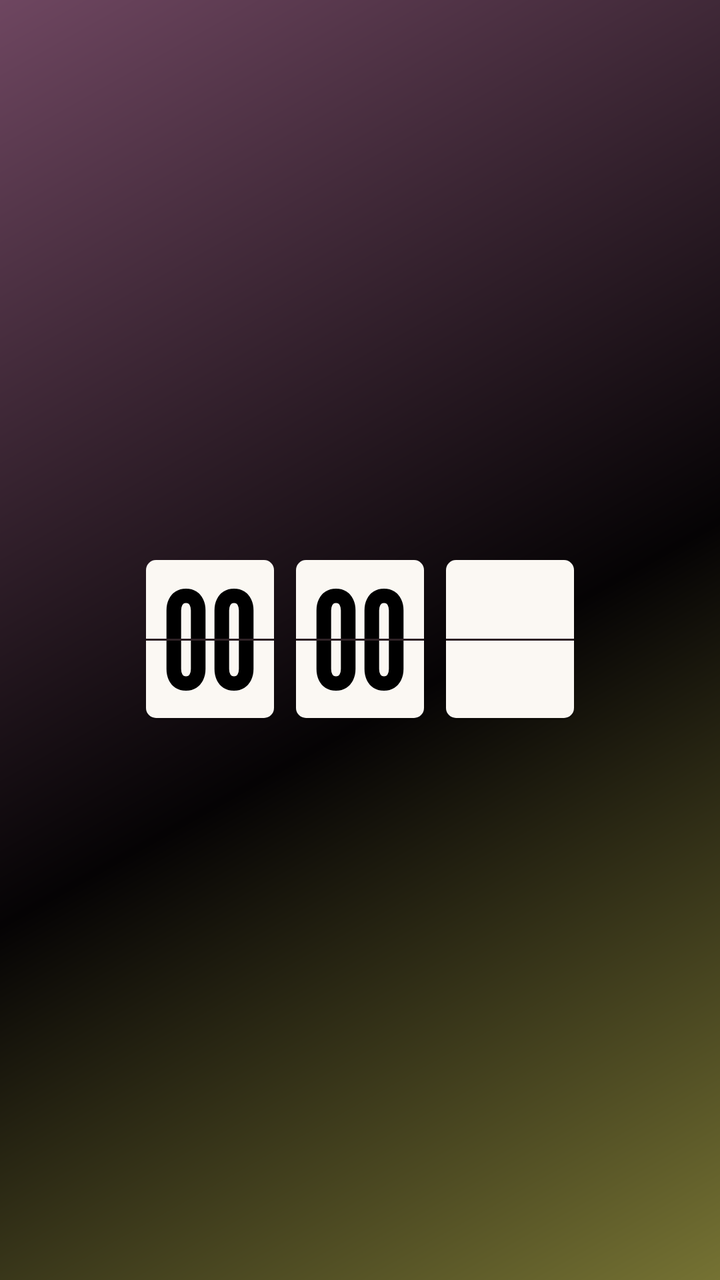
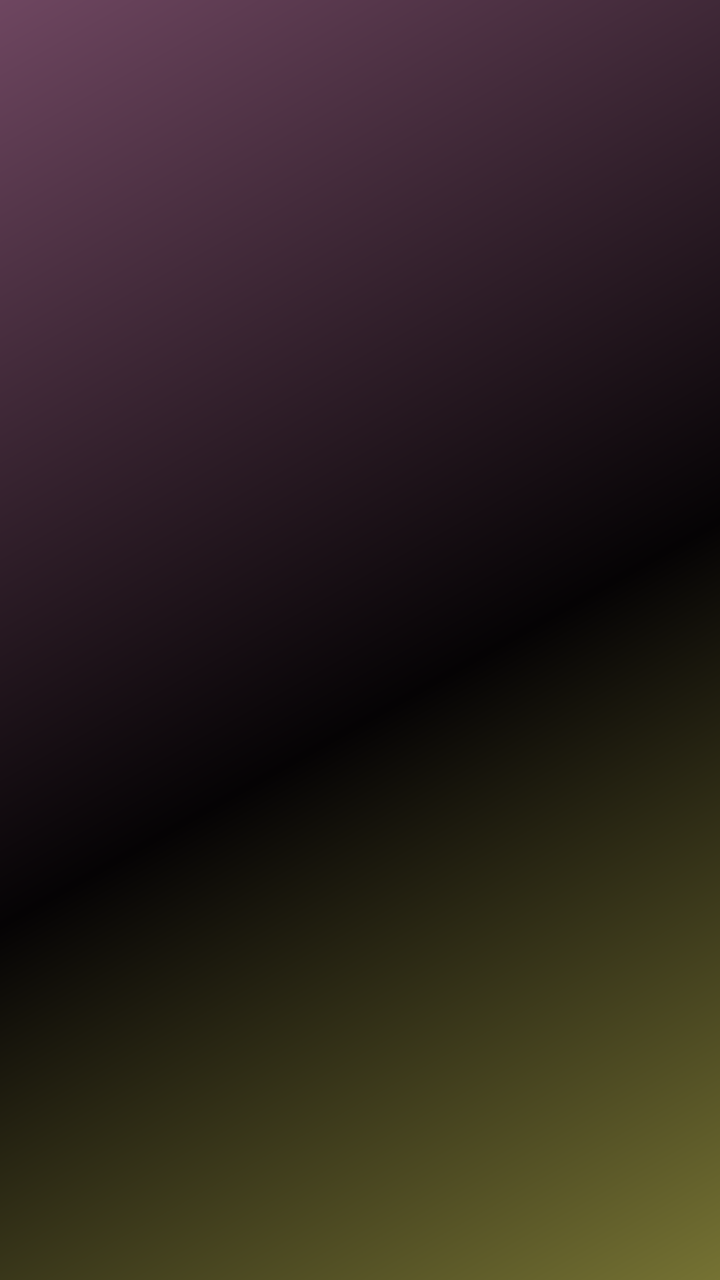

An Android layout rendered at two revisions. The XML below is the earlier revision; the diff shows what the commit changed to produce the second picture.
<!-- AndroidManifest.xml: fallback theme Theme.MaterialComponents.DayNight.NoActionBar -->
<!-- res/layout/widget_theme_flip.xml -->
<?xml version="1.0" encoding="utf-8"?>
<LinearLayout xmlns:android="http://schemas.android.com/apk/res/android"
    android:id="@+id/widget_root"
    android:layout_width="match_parent"
    android:layout_height="match_parent"
    android:background="@drawable/bg_flip"
    android:gravity="center"
    android:orientation="horizontal">

    <FrameLayout
        android:layout_width="64dp"
        android:layout_height="80dp"
        android:background="@drawable/flip_card">

        <LinearLayout
            android:layout_width="wrap_content"
            android:layout_height="wrap_content"
            android:layout_gravity="center"
            android:orientation="horizontal">

            <ImageView
                android:id="@+id/flip_h0"
                android:layout_width="wrap_content"
                android:layout_height="wrap_content"
                android:contentDescription="@null"
                android:src="@drawable/flip_digit" />

            <ImageView
                android:id="@+id/flip_h1"
                android:layout_width="wrap_content"
                android:layout_height="wrap_content"
                android:contentDescription="@null"
                android:src="@drawable/flip_digit" />
        </LinearLayout>

        <ImageView
            android:layout_width="match_parent"
            android:layout_height="1dp"
            android:layout_gravity="center_vertical"
            android:contentDescription="@null"
            android:scaleType="fitXY"
            android:src="@drawable/flip_seam" />
    </FrameLayout>

    <FrameLayout
        android:layout_width="64dp"
        android:layout_height="80dp"
        android:layout_marginStart="11dp"
        android:background="@drawable/flip_card">

        <LinearLayout
            android:layout_width="wrap_content"
            android:layout_height="wrap_content"
            android:layout_gravity="center"
            android:orientation="horizontal">

            <ImageView
                android:id="@+id/flip_m0"
                android:layout_width="wrap_content"
                android:layout_height="wrap_content"
                android:contentDescription="@null"
                android:src="@drawable/flip_digit" />

            <ImageView
                android:id="@+id/flip_m1"
                android:layout_width="wrap_content"
                android:layout_height="wrap_content"
                android:contentDescription="@null"
                android:src="@drawable/flip_digit" />
        </LinearLayout>

        <ImageView
            android:layout_width="match_parent"
            android:layout_height="1dp"
            android:layout_gravity="center_vertical"
            android:contentDescription="@null"
            android:scaleType="fitXY"
            android:src="@drawable/flip_seam" />
    </FrameLayout>

    <FrameLayout
        android:layout_width="64dp"
        android:layout_height="80dp"
        android:layout_marginStart="11dp"
        android:background="@drawable/flip_card">

        
        <ViewFlipper
            android:id="@+id/flip_seconds"
            android:layout_width="wrap_content"
            android:layout_height="wrap_content"
            android:layout_gravity="center"
            android:autoStart="true"
            android:flipInterval="1000" />

        <ImageView
            android:layout_width="match_parent"
            android:layout_height="1dp"
            android:layout_gravity="center_vertical"
            android:contentDescription="@null"
            android:scaleType="fitXY"
            android:src="@drawable/flip_seam" />
    </FrameLayout>

</LinearLayout>
<!-- resources referenced by this layout -->
<resources>
  <!-- drawable flip_card (drawable) -->
  <?xml version="1.0" encoding="utf-8"?>
  <layer-list xmlns:android="http://schemas.android.com/apk/res/android">
      <item android:top="1dp">
          <shape android:shape="rectangle">
              <corners android:radius="5dp" />
              <solid android:color="#40000000" />
          </shape>
      </item>
      <item android:bottom="1dp">
          <shape android:shape="rectangle">
              <corners android:radius="5dp" />
              <solid android:color="#FFFBF8F3" />
          </shape>
      </item>
  </layer-list>
  <!-- drawable flip_digit (drawable) -->
  <?xml version="1.0" encoding="utf-8"?>
  <level-list xmlns:android="http://schemas.android.com/apk/res/android">
      <item android:drawable="@drawable/flip_0" android:maxLevel="0" android:minLevel="0" />
      <item android:drawable="@drawable/flip_1" android:maxLevel="1" android:minLevel="1" />
      <item android:drawable="@drawable/flip_2" android:maxLevel="2" android:minLevel="2" />
      <item android:drawable="@drawable/flip_3" android:maxLevel="3" android:minLevel="3" />
      <item android:drawable="@drawable/flip_4" android:maxLevel="4" android:minLevel="4" />
      <item android:drawable="@drawable/flip_5" android:maxLevel="5" android:minLevel="5" />
      <item android:drawable="@drawable/flip_6" android:maxLevel="6" android:minLevel="6" />
      <item android:drawable="@drawable/flip_7" android:maxLevel="7" android:minLevel="7" />
      <item android:drawable="@drawable/flip_8" android:maxLevel="8" android:minLevel="8" />
      <item android:drawable="@drawable/flip_9" android:maxLevel="9" android:minLevel="9" />
  </level-list>
  <!-- drawable flip_seam (drawable) -->
  <?xml version="1.0" encoding="utf-8"?>
  <shape xmlns:android="http://schemas.android.com/apk/res/android"
      android:shape="rectangle">
      <solid android:color="#FF2D2125" />
  </shape>
  <!-- drawable flip_0 (drawable) -->
  <?xml version="1.0" encoding="utf-8"?>
  <vector xmlns:android="http://schemas.android.com/apk/res/android"
      android:width="24.1dp"
      android:height="51.1dp"
      android:viewportWidth="708"
      android:viewportHeight="1502">
      <path android:fillColor="#FF000000" android:pathData="M354 1502Q262 1502 197.5 1460Q133 1418 99.5 1345.5Q66 1273 66 1184V318Q66 228 100.5 156Q135 84 200 42Q265 0 354 0Q444 0 508.5 42.5Q573 85 607.5 157Q642 229 642 318V1184Q642 1273 607 1345.5Q572 1418 507.5 1460Q443 1502 354 1502ZM354 1292Q392 1292 409 1259.5Q426 1227 426 1184V318Q426 274 409 242Q392 210 354 210Q316 210 299 243.5Q282 277 282 318V1184Q282 1227 299 1259.5Q316 1292 354 1292Z" />
  </vector>
  <!-- drawable flip_1 (drawable) -->
  <?xml version="1.0" encoding="utf-8"?>
  <vector xmlns:android="http://schemas.android.com/apk/res/android"
      android:width="16.3dp"
      android:height="51.1dp"
      android:viewportWidth="480"
      android:viewportHeight="1502">
      <path android:fillColor="#FF000000" android:pathData="M184 1486V334H40V196Q116 181 176 135Q236 89 270 16H400V1486Z" />
  </vector>
  <!-- drawable flip_2 (drawable) -->
  <?xml version="1.0" encoding="utf-8"?>
  <vector xmlns:android="http://schemas.android.com/apk/res/android"
      android:width="24.7dp"
      android:height="51.1dp"
      android:viewportWidth="726"
      android:viewportHeight="1502">
      <path android:fillColor="#FF000000" android:pathData="M70 1486V1272Q139 1166 204 1049Q269 932 321.5 813.5Q374 695 405 584Q436 473 436 380Q436 314 423 257Q410 200 364 200Q318 200 305 256.5Q292 313 292 380V482H76V380Q76 292 91.5 221.5Q107 151 141 101.5Q175 52 230 26Q285 0 364 0Q443 0 498 26Q553 52 587 100Q621 148 636.5 215.5Q652 283 652 366Q652 465 622.5 579.5Q593 694 544.5 814.5Q496 935 436 1051.5Q376 1168 314 1272H656V1486Z" />
  </vector>
  <!-- drawable flip_3 (drawable) -->
  <?xml version="1.0" encoding="utf-8"?>
  <vector xmlns:android="http://schemas.android.com/apk/res/android"
      android:width="23.9dp"
      android:height="51.1dp"
      android:viewportWidth="704"
      android:viewportHeight="1502">
      <path android:fillColor="#FF000000" android:pathData="M354 1502Q286 1502 236.5 1480.5Q187 1459 154.5 1419.5Q122 1380 103 1325.5Q84 1271 76 1204Q68 1137 68 1062H280Q280 1126 284 1183.5Q288 1241 304 1276.5Q320 1312 354 1312Q388 1312 404.5 1284.5Q421 1257 426.5 1214.5Q432 1172 432 1126Q432 1006 415.5 942.5Q399 879 357.5 853Q316 827 240 822V642Q316 638 353 614Q390 590 402 534.5Q414 479 414 380Q414 331 410.5 287.5Q407 244 393 217Q379 190 346 190Q315 190 299 225.5Q283 261 277.5 318Q272 375 272 440H60Q60 344 73 263.5Q86 183 118 124Q150 65 205.5 32.5Q261 0 346 0Q414 0 466.5 25.5Q519 51 554.5 96Q590 141 608 200Q626 259 626 326Q626 426 612 506.5Q598 587 570.5 642.5Q543 698 500 726Q571 780 607.5 881Q644 982 644 1110Q644 1211 611.5 1300.5Q579 1390 515 1446Q451 1502 354 1502Z" />
  </vector>
  <!-- drawable flip_4 (drawable) -->
  <?xml version="1.0" encoding="utf-8"?>
  <vector xmlns:android="http://schemas.android.com/apk/res/android"
      android:width="23.9dp"
      android:height="51.1dp"
      android:viewportWidth="702"
      android:viewportHeight="1502">
      <path android:fillColor="#FF000000" android:pathData="M369 1486V1166H35V996L341 16H567V976H667V1166H567V1486ZM219 976H369V516V472H357L345 516Z" />
  </vector>
  <!-- drawable flip_5 (drawable) -->
  <?xml version="1.0" encoding="utf-8"?>
  <vector xmlns:android="http://schemas.android.com/apk/res/android"
      android:width="23.3dp"
      android:height="51.1dp"
      android:viewportWidth="684"
      android:viewportHeight="1502">
      <path android:fillColor="#FF000000" android:pathData="M342 1502Q256 1502 200.5 1471Q145 1440 114.5 1381.5Q84 1323 72 1241Q60 1159 60 1058H276V1116Q276 1198 286 1256Q296 1314 342 1314Q372 1314 386 1285.5Q400 1257 404 1212Q408 1167 408 1118V790Q408 743 396.5 712.5Q385 682 350 682Q316 682 296 714Q276 746 271 790H74V16H596V230H260V546Q279 523 309.5 504.5Q340 486 393 486Q468 486 519.5 522.5Q571 559 597.5 627Q624 695 624 790V1118Q624 1196 611.5 1265.5Q599 1335 568 1388Q537 1441 482 1471.5Q427 1502 342 1502Z" />
  </vector>
  <!-- drawable flip_6 (drawable) -->
  <?xml version="1.0" encoding="utf-8"?>
  <vector xmlns:android="http://schemas.android.com/apk/res/android"
      android:width="23.3dp"
      android:height="51.1dp"
      android:viewportWidth="684"
      android:viewportHeight="1502">
      <path android:fillColor="#FF000000" android:pathData="M342 1502Q249 1502 186 1461Q123 1420 91.5 1348Q60 1276 60 1184V358Q60 278 75.5 212.5Q91 147 124.5 99.5Q158 52 212 26Q266 0 342 0Q419 0 472.5 24.5Q526 49 559.5 95Q593 141 608.5 205Q624 269 624 348V420H408Q408 349 404 297Q400 245 386 216.5Q372 188 342 188Q312 188 298 212Q284 236 280 275Q276 314 276 358V584Q290 565 320.5 549.5Q351 534 394 534Q447 534 489.5 553Q532 572 562 608.5Q592 645 608 699Q624 753 624 824V1184Q624 1277 592 1348.5Q560 1420 497 1461Q434 1502 342 1502ZM342 1314Q377 1314 392.5 1279.5Q408 1245 408 1208V810Q408 774 393 743Q378 712 343 712Q309 712 292.5 742.5Q276 773 276 812V1208Q276 1245 290.5 1279.5Q305 1314 342 1314Z" />
  </vector>
  <!-- drawable flip_7 (drawable) -->
  <?xml version="1.0" encoding="utf-8"?>
  <vector xmlns:android="http://schemas.android.com/apk/res/android"
      android:width="20.9dp"
      android:height="51.1dp"
      android:viewportWidth="614"
      android:viewportHeight="1502">
      <path android:fillColor="#FF000000" android:pathData="M139 1486 359 230H35V16H579V232L363 1486Z" />
  </vector>
  <!-- drawable flip_8 (drawable) -->
  <?xml version="1.0" encoding="utf-8"?>
  <vector xmlns:android="http://schemas.android.com/apk/res/android"
      android:width="23.1dp"
      android:height="51.1dp"
      android:viewportWidth="680"
      android:viewportHeight="1502">
      <path android:fillColor="#FF000000" android:pathData="M340 1502Q246 1502 182 1463.5Q118 1425 85 1355Q52 1285 52 1192V930Q52 847 80.5 797Q109 747 164 710Q115 675 89.5 630.5Q64 586 64 510V276Q64 186 96 124.5Q128 63 189.5 31.5Q251 0 340 0Q432 0 493 31.5Q554 63 585 124.5Q616 186 616 276V510Q616 586 591 630.5Q566 675 516 710Q572 747 600 797Q628 847 628 930V1192Q628 1286 595 1356Q562 1426 498 1464Q434 1502 340 1502ZM340 1304Q369 1304 386.5 1289Q404 1274 408 1246Q413 1217 415.5 1167Q418 1117 418 1066Q418 1019 415.5 970Q413 921 408 890Q402 858 385.5 842Q369 826 340 826Q312 826 295.5 842Q279 858 274 890Q269 918 266 968.5Q263 1019 263 1067Q263 1116 265.5 1166.5Q268 1217 272 1246Q276 1274 297 1289Q318 1304 340 1304ZM340 614Q361 614 374.5 600.5Q388 587 394 560Q399 534 401.5 492Q404 450 404 392Q404 341 401.5 303Q399 265 394 240Q388 214 374.5 202Q361 190 340 190Q322 190 310 200.5Q298 211 292 234Q285 258 281 307.5Q277 357 277 410Q277 455 280 495.5Q283 536 288 560Q293 587 306 600.5Q319 614 340 614Z" />
  </vector>
  <!-- drawable flip_9 (drawable) -->
  <?xml version="1.0" encoding="utf-8"?>
  <vector xmlns:android="http://schemas.android.com/apk/res/android"
      android:width="23.3dp"
      android:height="51.1dp"
      android:viewportWidth="684"
      android:viewportHeight="1502">
      <path android:fillColor="#FF000000" android:pathData="M342 0Q436 0 498.5 41Q561 82 592.5 153.5Q624 225 624 318V1144Q624 1224 608.5 1289.5Q593 1355 559.5 1402.5Q526 1450 472 1476Q418 1502 342 1502Q266 1502 212 1477.5Q158 1453 124.5 1407Q91 1361 75.5 1297Q60 1233 60 1154V1082H276Q276 1152 280 1204.5Q284 1257 298 1285.5Q312 1314 342 1314Q372 1314 386 1290Q400 1266 404 1227Q408 1188 408 1144V918Q394 937 364 952.5Q334 968 290 968Q237 968 194.5 949Q152 930 122 893.5Q92 857 76 802.5Q60 748 60 678V318Q60 225 92 153Q124 81 187 40.5Q250 0 342 0ZM342 188Q308 188 292 222Q276 256 276 294V692Q276 728 291.5 759Q307 790 341 790Q376 790 392 759.5Q408 729 408 690V294Q408 256 394 222Q380 188 342 188Z" />
  </vector>
  <!-- unchanged entries left out for length: 1 -->
</resources>

<!-- the commit's change to res/layout/widget_theme_flip.xml (unified diff, before → after) -->
@@ -7,99 +7,27 @@
     android:gravity="center"
     android:orientation="horizontal">
 
-    <FrameLayout
+    <ImageView
+        android:id="@+id/flip_h"
         android:layout_width="64dp"
         android:layout_height="80dp"
-        android:background="@drawable/flip_card">
+        android:contentDescription="@null"
+        android:scaleType="fitXY" />
 
-        <LinearLayout
-            android:layout_width="wrap_content"
-            android:layout_height="wrap_content"
-            android:layout_gravity="center"
-            android:orientation="horizontal">
-
-            <ImageView
-                android:id="@+id/flip_h0"
-                android:layout_width="wrap_content"
-                android:layout_height="wrap_content"
-                android:contentDescription="@null"
-                android:src="@drawable/flip_digit" />
-
-            <ImageView
-                android:id="@+id/flip_h1"
-                android:layout_width="wrap_content"
-                android:layout_height="wrap_content"
-                android:contentDescription="@null"
-                android:src="@drawable/flip_digit" />
-        </LinearLayout>
-
-        <ImageView
-            android:layout_width="match_parent"
-            android:layout_height="1dp"
-            android:layout_gravity="center_vertical"
-            android:contentDescription="@null"
-            android:scaleType="fitXY"
-            android:src="@drawable/flip_seam" />
-    </FrameLayout>
-
-    <FrameLayout
+    <ImageView
+        android:id="@+id/flip_m"
         android:layout_width="64dp"
         android:layout_height="80dp"
         android:layout_marginStart="11dp"
-        android:background="@drawable/flip_card">
+        android:contentDescription="@null"
+        android:scaleType="fitXY" />
 
-        <LinearLayout
-            android:layout_width="wrap_content"
-            android:layout_height="wrap_content"
-            android:layout_gravity="center"
-            android:orientation="horizontal">
-
-            <ImageView
-                android:id="@+id/flip_m0"
-                android:layout_width="wrap_content"
-                android:layout_height="wrap_content"
-                android:contentDescription="@null"
-                android:src="@drawable/flip_digit" />
-
-            <ImageView
-                android:id="@+id/flip_m1"
-                android:layout_width="wrap_content"
-                android:layout_height="wrap_content"
-                android:contentDescription="@null"
-                android:src="@drawable/flip_digit" />
-        </LinearLayout>
-
-        <ImageView
-            android:layout_width="match_parent"
-            android:layout_height="1dp"
-            android:layout_gravity="center_vertical"
-            android:contentDescription="@null"
-            android:scaleType="fitXY"
-            android:src="@drawable/flip_seam" />
-    </FrameLayout>
-
-    <FrameLayout
+    <ImageView
+        android:id="@+id/flip_s"
         android:layout_width="64dp"
         android:layout_height="80dp"
         android:layout_marginStart="11dp"
-        android:background="@drawable/flip_card">
-
-        
-        <ViewFlipper
-            android:id="@+id/flip_seconds"
-            android:layout_width="wrap_content"
-            android:layout_height="wrap_content"
-            android:layout_gravity="center"
-            android:autoStart="true"
-            android:flipInterval="1000" />
-
-        <ImageView
-            android:layout_width="match_parent"
-            android:layout_height="1dp"
-            android:layout_gravity="center_vertical"
-            android:contentDescription="@null"
-            android:scaleType="fitXY"
-            android:src="@drawable/flip_seam" />
-    </FrameLayout>
+        android:contentDescription="@null"
+        android:scaleType="fitXY" />
 
 </LinearLayout>
<!-- resource entries referenced after the edit -->
@@ -1,131 +1,5 @@
 <!-- resources referenced by this layout -->
 <resources>
-  <!-- drawable flip_card (drawable) -->
-  <?xml version="1.0" encoding="utf-8"?>
-  <layer-list xmlns:android="http://schemas.android.com/apk/res/android">
-      <item android:top="1dp">
-          <shape android:shape="rectangle">
-              <corners android:radius="5dp" />
-              <solid android:color="#40000000" />
-          </shape>
-      </item>
-      <item android:bottom="1dp">
-          <shape android:shape="rectangle">
-              <corners android:radius="5dp" />
-              <solid android:color="#FFFBF8F3" />
-          </shape>
-      </item>
-  </layer-list>
-  <!-- drawable flip_digit (drawable) -->
-  <?xml version="1.0" encoding="utf-8"?>
-  <level-list xmlns:android="http://schemas.android.com/apk/res/android">
-      <item android:drawable="@drawable/flip_0" android:maxLevel="0" android:minLevel="0" />
-      <item android:drawable="@drawable/flip_1" android:maxLevel="1" android:minLevel="1" />
-      <item android:drawable="@drawable/flip_2" android:maxLevel="2" android:minLevel="2" />
-      <item android:drawable="@drawable/flip_3" android:maxLevel="3" android:minLevel="3" />
-      <item android:drawable="@drawable/flip_4" android:maxLevel="4" android:minLevel="4" />
-      <item android:drawable="@drawable/flip_5" android:maxLevel="5" android:minLevel="5" />
-      <item android:drawable="@drawable/flip_6" android:maxLevel="6" android:minLevel="6" />
-      <item android:drawable="@drawable/flip_7" android:maxLevel="7" android:minLevel="7" />
-      <item android:drawable="@drawable/flip_8" android:maxLevel="8" android:minLevel="8" />
-      <item android:drawable="@drawable/flip_9" android:maxLevel="9" android:minLevel="9" />
-  </level-list>
-  <!-- drawable flip_seam (drawable) -->
-  <?xml version="1.0" encoding="utf-8"?>
-  <shape xmlns:android="http://schemas.android.com/apk/res/android"
-      android:shape="rectangle">
-      <solid android:color="#FF2D2125" />
-  </shape>
-  <!-- drawable flip_0 (drawable) -->
-  <?xml version="1.0" encoding="utf-8"?>
-  <vector xmlns:android="http://schemas.android.com/apk/res/android"
-      android:width="24.1dp"
-      android:height="51.1dp"
-      android:viewportWidth="708"
-      android:viewportHeight="1502">
-      <path android:fillColor="#FF000000" android:pathData="M354 1502Q262 1502 197.5 1460Q133 1418 99.5 1345.5Q66 1273 66 1184V318Q66 228 100.5 156Q135 84 200 42Q265 0 354 0Q444 0 508.5 42.5Q573 85 607.5 157Q642 229 642 318V1184Q642 1273 607 1345.5Q572 1418 507.5 1460Q443 1502 354 1502ZM354 1292Q392 1292 409 1259.5Q426 1227 426 1184V318Q426 274 409 242Q392 210 354 210Q316 210 299 243.5Q282 277 282 318V1184Q282 1227 299 1259.5Q316 1292 354 1292Z" />
-  </vector>
-  <!-- drawable flip_1 (drawable) -->
-  <?xml version="1.0" encoding="utf-8"?>
-  <vector xmlns:android="http://schemas.android.com/apk/res/android"
-      android:width="16.3dp"
-      android:height="51.1dp"
-      android:viewportWidth="480"
-      android:viewportHeight="1502">
-      <path android:fillColor="#FF000000" android:pathData="M184 1486V334H40V196Q116 181 176 135Q236 89 270 16H400V1486Z" />
-  </vector>
-  <!-- drawable flip_2 (drawable) -->
-  <?xml version="1.0" encoding="utf-8"?>
-  <vector xmlns:android="http://schemas.android.com/apk/res/android"
-      android:width="24.7dp"
-      android:height="51.1dp"
-      android:viewportWidth="726"
-      android:viewportHeight="1502">
-      <path android:fillColor="#FF000000" android:pathData="M70 1486V1272Q139 1166 204 1049Q269 932 321.5 813.5Q374 695 405 584Q436 473 436 380Q436 314 423 257Q410 200 364 200Q318 200 305 256.5Q292 313 292 380V482H76V380Q76 292 91.5 221.5Q107 151 141 101.5Q175 52 230 26Q285 0 364 0Q443 0 498 26Q553 52 587 100Q621 148 636.5 215.5Q652 283 652 366Q652 465 622.5 579.5Q593 694 544.5 814.5Q496 935 436 1051.5Q376 1168 314 1272H656V1486Z" />
-  </vector>
-  <!-- drawable flip_3 (drawable) -->
-  <?xml version="1.0" encoding="utf-8"?>
-  <vector xmlns:android="http://schemas.android.com/apk/res/android"
-      android:width="23.9dp"
-      android:height="51.1dp"
-      android:viewportWidth="704"
-      android:viewportHeight="1502">
-      <path android:fillColor="#FF000000" android:pathData="M354 1502Q286 1502 236.5 1480.5Q187 1459 154.5 1419.5Q122 1380 103 1325.5Q84 1271 76 1204Q68 1137 68 1062H280Q280 1126 284 1183.5Q288 1241 304 1276.5Q320 1312 354 1312Q388 1312 404.5 1284.5Q421 1257 426.5 1214.5Q432 1172 432 1126Q432 1006 415.5 942.5Q399 879 357.5 853Q316 827 240 822V642Q316 638 353 614Q390 590 402 534.5Q414 479 414 380Q414 331 410.5 287.5Q407 244 393 217Q379 190 346 190Q315 190 299 225.5Q283 261 277.5 318Q272 375 272 440H60Q60 344 73 263.5Q86 183 118 124Q150 65 205.5 32.5Q261 0 346 0Q414 0 466.5 25.5Q519 51 554.5 96Q590 141 608 200Q626 259 626 326Q626 426 612 506.5Q598 587 570.5 642.5Q543 698 500 726Q571 780 607.5 881Q644 982 644 1110Q644 1211 611.5 1300.5Q579 1390 515 1446Q451 1502 354 1502Z" />
-  </vector>
-  <!-- drawable flip_4 (drawable) -->
-  <?xml version="1.0" encoding="utf-8"?>
-  <vector xmlns:android="http://schemas.android.com/apk/res/android"
-      android:width="23.9dp"
-      android:height="51.1dp"
-      android:viewportWidth="702"
-      android:viewportHeight="1502">
-      <path android:fillColor="#FF000000" android:pathData="M369 1486V1166H35V996L341 16H567V976H667V1166H567V1486ZM219 976H369V516V472H357L345 516Z" />
-  </vector>
-  <!-- drawable flip_5 (drawable) -->
-  <?xml version="1.0" encoding="utf-8"?>
-  <vector xmlns:android="http://schemas.android.com/apk/res/android"
-      android:width="23.3dp"
-      android:height="51.1dp"
-      android:viewportWidth="684"
-      android:viewportHeight="1502">
-      <path android:fillColor="#FF000000" android:pathData="M342 1502Q256 1502 200.5 1471Q145 1440 114.5 1381.5Q84 1323 72 1241Q60 1159 60 1058H276V1116Q276 1198 286 1256Q296 1314 342 1314Q372 1314 386 1285.5Q400 1257 404 1212Q408 1167 408 1118V790Q408 743 396.5 712.5Q385 682 350 682Q316 682 296 714Q276 746 271 790H74V16H596V230H260V546Q279 523 309.5 504.5Q340 486 393 486Q468 486 519.5 522.5Q571 559 597.5 627Q624 695 624 790V1118Q624 1196 611.5 1265.5Q599 1335 568 1388Q537 1441 482 1471.5Q427 1502 342 1502Z" />
-  </vector>
-  <!-- drawable flip_6 (drawable) -->
-  <?xml version="1.0" encoding="utf-8"?>
-  <vector xmlns:android="http://schemas.android.com/apk/res/android"
-      android:width="23.3dp"
-      android:height="51.1dp"
-      android:viewportWidth="684"
-      android:viewportHeight="1502">
-      <path android:fillColor="#FF000000" android:pathData="M342 1502Q249 1502 186 1461Q123 1420 91.5 1348Q60 1276 60 1184V358Q60 278 75.5 212.5Q91 147 124.5 99.5Q158 52 212 26Q266 0 342 0Q419 0 472.5 24.5Q526 49 559.5 95Q593 141 608.5 205Q624 269 624 348V420H408Q408 349 404 297Q400 245 386 216.5Q372 188 342 188Q312 188 298 212Q284 236 280 275Q276 314 276 358V584Q290 565 320.5 549.5Q351 534 394 534Q447 534 489.5 553Q532 572 562 608.5Q592 645 608 699Q624 753 624 824V1184Q624 1277 592 1348.5Q560 1420 497 1461Q434 1502 342 1502ZM342 1314Q377 1314 392.5 1279.5Q408 1245 408 1208V810Q408 774 393 743Q378 712 343 712Q309 712 292.5 742.5Q276 773 276 812V1208Q276 1245 290.5 1279.5Q305 1314 342 1314Z" />
-  </vector>
-  <!-- drawable flip_7 (drawable) -->
-  <?xml version="1.0" encoding="utf-8"?>
-  <vector xmlns:android="http://schemas.android.com/apk/res/android"
-      android:width="20.9dp"
-      android:height="51.1dp"
-      android:viewportWidth="614"
-      android:viewportHeight="1502">
-      <path android:fillColor="#FF000000" android:pathData="M139 1486 359 230H35V16H579V232L363 1486Z" />
-  </vector>
-  <!-- drawable flip_8 (drawable) -->
-  <?xml version="1.0" encoding="utf-8"?>
-  <vector xmlns:android="http://schemas.android.com/apk/res/android"
-      android:width="23.1dp"
-      android:height="51.1dp"
-      android:viewportWidth="680"
-      android:viewportHeight="1502">
-      <path android:fillColor="#FF000000" android:pathData="M340 1502Q246 1502 182 1463.5Q118 1425 85 1355Q52 1285 52 1192V930Q52 847 80.5 797Q109 747 164 710Q115 675 89.5 630.5Q64 586 64 510V276Q64 186 96 124.5Q128 63 189.5 31.5Q251 0 340 0Q432 0 493 31.5Q554 63 585 124.5Q616 186 616 276V510Q616 586 591 630.5Q566 675 516 710Q572 747 600 797Q628 847 628 930V1192Q628 1286 595 1356Q562 1426 498 1464Q434 1502 340 1502ZM340 1304Q369 1304 386.5 1289Q404 1274 408 1246Q413 1217 415.5 1167Q418 1117 418 1066Q418 1019 415.5 970Q413 921 408 890Q402 858 385.5 842Q369 826 340 826Q312 826 295.5 842Q279 858 274 890Q269 918 266 968.5Q263 1019 263 1067Q263 1116 265.5 1166.5Q268 1217 272 1246Q276 1274 297 1289Q318 1304 340 1304ZM340 614Q361 614 374.5 600.5Q388 587 394 560Q399 534 401.5 492Q404 450 404 392Q404 341 401.5 303Q399 265 394 240Q388 214 374.5 202Q361 190 340 190Q322 190 310 200.5Q298 211 292 234Q285 258 281 307.5Q277 357 277 410Q277 455 280 495.5Q283 536 288 560Q293 587 306 600.5Q319 614 340 614Z" />
-  </vector>
-  <!-- drawable flip_9 (drawable) -->
-  <?xml version="1.0" encoding="utf-8"?>
-  <vector xmlns:android="http://schemas.android.com/apk/res/android"
-      android:width="23.3dp"
-      android:height="51.1dp"
-      android:viewportWidth="684"
-      android:viewportHeight="1502">
-      <path android:fillColor="#FF000000" android:pathData="M342 0Q436 0 498.5 41Q561 82 592.5 153.5Q624 225 624 318V1144Q624 1224 608.5 1289.5Q593 1355 559.5 1402.5Q526 1450 472 1476Q418 1502 342 1502Q266 1502 212 1477.5Q158 1453 124.5 1407Q91 1361 75.5 1297Q60 1233 60 1154V1082H276Q276 1152 280 1204.5Q284 1257 298 1285.5Q312 1314 342 1314Q372 1314 386 1290Q400 1266 404 1227Q408 1188 408 1144V918Q394 937 364 952.5Q334 968 290 968Q237 968 194.5 949Q152 930 122 893.5Q92 857 76 802.5Q60 748 60 678V318Q60 225 92 153Q124 81 187 40.5Q250 0 342 0ZM342 188Q308 188 292 222Q276 256 276 294V692Q276 728 291.5 759Q307 790 341 790Q376 790 392 759.5Q408 729 408 690V294Q408 256 394 222Q380 188 342 188Z" />
-  </vector>
   <!-- unchanged entries left out for length: 1 -->
 </resources>
 
